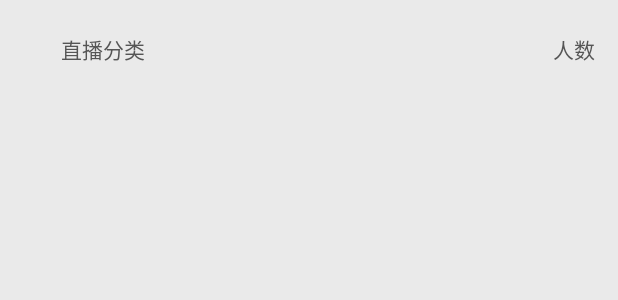
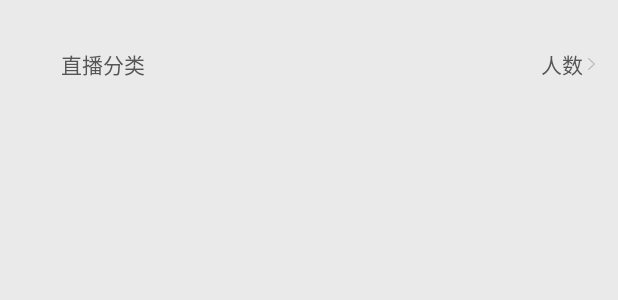
Before and after one commit to mReturn/BiLiClient, an Android app: the layout item_live_partition.xml on its own in the app's theme, with its tools: preview values and no code run, on a phone screen of 412 x 824 dp. Shown: the top 300 px of the screen. Run offline under Robolectric (Android 15) with nearby library versions, the phone set to English and light mode, and no system bars.

Commit message:
home live

```diff
--- a/app/src/main/java/com/mreturn/biliclient/adapter/BaseViewHolder.java
+++ b/app/src/main/java/com/mreturn/biliclient/adapter/BaseViewHolder.java
@@ -50,7 +50,8 @@ public class BaseViewHolder extends RecyclerView.ViewHolder{
     }
 
     public void setClickListener(int viewId, View.OnClickListener listener){
-        getView(viewId).setOnClickListener(listener);
+        View view = getView(viewId);
+        view.setOnClickListener(listener);
 
     }
 
--- a/app/src/main/java/com/mreturn/biliclient/ui/Home/HomeLiveFragment.java
+++ b/app/src/main/java/com/mreturn/biliclient/ui/Home/HomeLiveFragment.java
@@ -67,7 +67,7 @@ public class HomeLiveFragment extends BaseLazyFragment {
     private void initRecycleView() {
         liveAdapter = new HomeLiveAdapter(getActivity());
         recycleView.setAdapter(liveAdapter);
-        GridLayoutManager layoutManager = new GridLayoutManager(getActivity(),12);
+        GridLayoutManager layoutManager = new GridLayoutManager(getActivity(),10);
         layoutManager.setOrientation(LinearLayoutManager.VERTICAL);
         layoutManager.setSpanSizeLookup(new GridLayoutManager.SpanSizeLookup() {
             @Override
--- a/app/src/main/java/com/mreturn/biliclient/ui/MainActivity.java
+++ b/app/src/main/java/com/mreturn/biliclient/ui/MainActivity.java
@@ -50,14 +50,15 @@ public class MainActivity extends BaseRxActivity implements NavigationView.OnNav
     }
 
     private void initFragments() {
+        if (mHomeFragment == null){
             mHomeFragment = new HomeFragment();
-
             //显示主界面
             getSupportFragmentManager()
                     .beginTransaction()
                     .add(R.id.fl_main, mHomeFragment)
                     .show(mHomeFragment)
                     .commit();
+        }
     }
 
     //初始化左侧菜单栏
--- a/app/src/main/res/layout/item_live.xml
+++ b/app/src/main/res/layout/item_live.xml
@@ -1,12 +1,12 @@
 <?xml version="1.0" encoding="utf-8"?>
 <LinearLayout xmlns:android="http://schemas.android.com/apk/res/android"
               xmlns:app="http://schemas.android.com/apk/res-auto"
-              android:id="@+id/item_root"
               android:layout_width="match_parent"
               android:layout_height="wrap_content"
               android:orientation="vertical">
 
     <android.support.v7.widget.CardView
+        android:id="@+id/cv_live_item"
         android:layout_width="match_parent"
         android:layout_height="0dp"
         android:layout_margin="10dp"
--- a/app/src/main/res/layout/item_live_partition.xml
+++ b/app/src/main/res/layout/item_live_partition.xml
@@ -2,35 +2,42 @@
 <LinearLayout xmlns:android="http://schemas.android.com/apk/res/android"
     android:layout_width="match_parent"
     android:layout_height="wrap_content"
-              android:padding="10dp"
+    android:orientation="vertical"
+    android:padding="10dp">
+
+    <LinearLayout
+        android:id="@+id/ll_partition"
+        android:layout_width="match_parent"
+        android:layout_height="wrap_content"
+        android:layout_marginTop="20dp"
         android:orientation="horizontal">
 
         <ImageView
             android:id="@+id/iv_partition"
-        android:layout_marginTop="20dp"
             android:layout_width="@dimen/live_item_title_image_size"
-        android:layout_height="@dimen/live_item_title_image_size"
-        />
+            android:layout_height="@dimen/live_item_title_image_size" />
 
         <TextView
             android:id="@+id/tv_partition_title"
             android:layout_width="0dp"
-        android:layout_weight="1"
             android:layout_height="wrap_content"
             android:layout_gravity="center_vertical"
             android:layout_marginLeft="5dp"
+            android:layout_weight="1"
+            android:text="直播分类"
             android:textColor="@color/font_normal"
-        android:textSize="14sp"
-        android:text="直播分类"
-        />
+            android:textSize="14sp" />
+
         <TextView
             android:id="@+id/tv_partition_count"
             android:layout_width="wrap_content"
             android:layout_height="wrap_content"
+            android:layout_gravity="center_vertical"
             android:layout_marginRight="5dp"
-        android:layout_gravity="center_vertical"
+            android:drawablePadding="3dp"
+            android:drawableRight="@drawable/ic_light_gray_arrow_right"
+            android:text="人数"
             android:textColor="@color/font_normal"
-        android:textSize="14sp"
-        android:text="人数"
-        />
+            android:textSize="14sp" />
     </LinearLayout>
+</LinearLayout>
```
Also changed, not shown: app/src/main/java/com/mreturn/biliclient/adapter/HomeLiveAdapter.java (+22 -15 lines), app/src/main/res/layout/item_live_entrance.xml (+9 -10 lines). Lines whose indentation alone changed are shown as unchanged.
